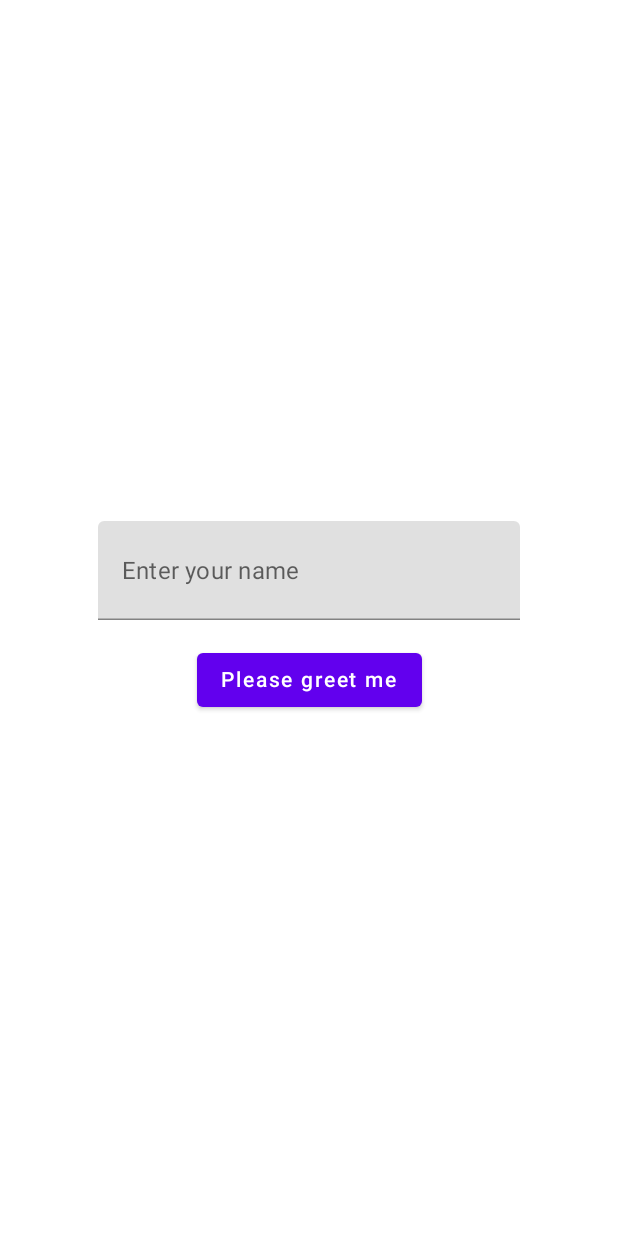
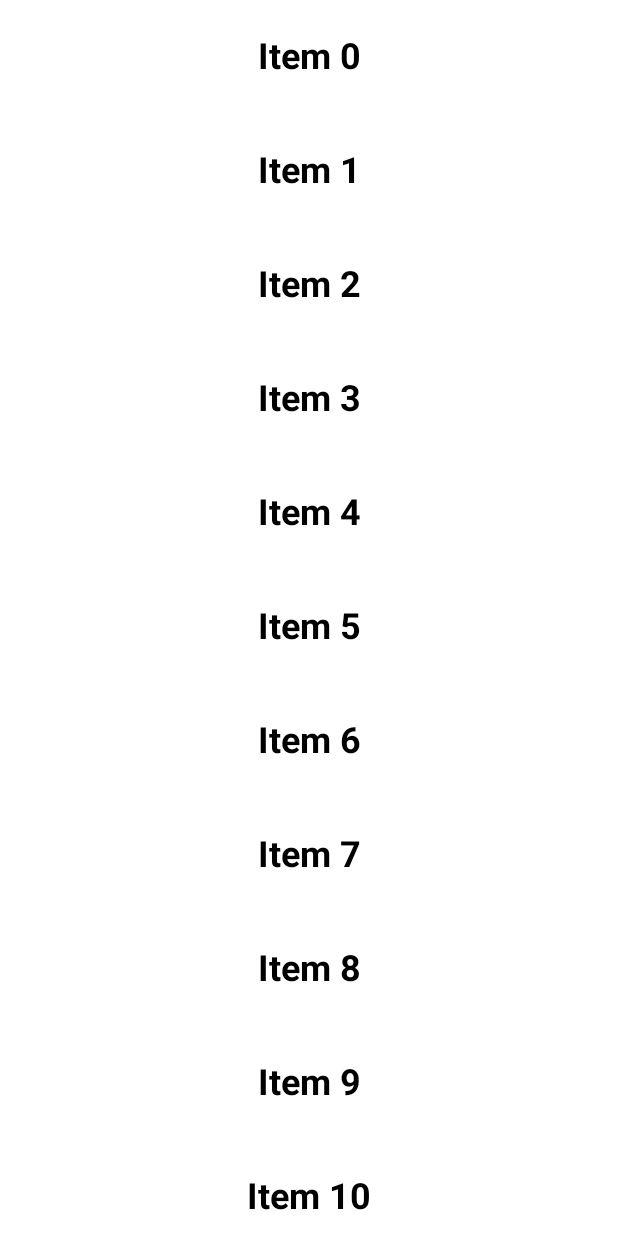
Before and after one commit to Ryosuke-Androiddev/Compose_Practice, an Android app built with Jetpack Compose: the screen it shows after launch (MainActivity), on a phone screen of 412 x 824 dp. Run offline under Robolectric (Android 15) with nearby library versions, the phone set to English and light mode, and no system bars.

Commit message:
studied recyclerview

```diff
--- a/app/build.gradle
+++ b/app/build.gradle
@@ -69,4 +69,6 @@ dependencies {
     implementation "androidx.compose.ui:ui-tooling-preview:1.1.0-alpha01"
     implementation "androidx.compose.material:material-icons-extended:$compose_version"
 
+    implementation "androidx.constraintlayout:constraintlayout-compose:1.0.0-alpha05"
+
 }
--- a/app/src/main/java/com/example/compose_practice/MainActivity.kt
+++ b/app/src/main/java/com/example/compose_practice/MainActivity.kt
@@ -7,6 +7,7 @@ import androidx.compose.foundation.Image
 import androidx.compose.foundation.background
 import androidx.compose.foundation.border
 import androidx.compose.foundation.layout.*
+import androidx.compose.foundation.lazy.LazyColumn
 import androidx.compose.foundation.shape.RoundedCornerShape
 import androidx.compose.material.*
 import androidx.compose.runtime.Composable
@@ -20,6 +21,8 @@ import androidx.compose.ui.graphics.painter.Painter
 import androidx.compose.ui.layout.ContentScale
 import androidx.compose.ui.res.painterResource
 import androidx.compose.ui.text.TextStyle
+import androidx.compose.ui.text.font.FontWeight
+import androidx.compose.ui.text.style.TextAlign
 import androidx.compose.ui.tooling.preview.Preview
 import androidx.compose.ui.unit.dp
 import androidx.compose.ui.unit.sp
@@ -30,43 +33,18 @@ class MainActivity : ComponentActivity() {
     override fun onCreate(savedInstanceState: Bundle?) {
         super.onCreate(savedInstanceState)
         setContent {
-            val scaffoldState = rememberScaffoldState()
-            var textFieldState by remember{
-                mutableStateOf("")
-            }// MutableState<String> -> String型に変換されるらしい
-            val scope = rememberCoroutineScope()
+            LazyColumn{
 
-            Scaffold(
-                modifier = Modifier.fillMaxSize(),
-                scaffoldState = scaffoldState
-            ) {
-
-                Column(
-                    horizontalAlignment = Alignment.CenterHorizontally,
-                    verticalArrangement = Arrangement.Center,
-                    modifier = Modifier
-                        .fillMaxSize()
-                        .padding(horizontal = 30.dp)
-                ) {
-                    TextField(
-                        value = textFieldState,
-                        label = {
-                          Text(text = "Enter your name")
-                        },
-                        onValueChange = {
-                            textFieldState = it
-                        },
-                        singleLine = true,
-                        modifier =  Modifier.fillMaxWidth(0.8f).fillMaxHeight(0.08f)
+                items(5000){
+                    Text(
+                        text = "Item $it",
+                        fontSize = 24.sp,
+                        fontWeight = FontWeight.Bold,
+                        textAlign = TextAlign.Center,
+                        modifier = Modifier
+                            .fillMaxWidth()
+                            .padding(vertical = 24.dp)
                     )
-                    Spacer(modifier = Modifier.height(16.dp))
-                    Button(onClick = {
-                        scope.launch {
-                            scaffoldState.snackbarHostState.showSnackbar("Hello $textFieldState")
-                        }
-                    }) {
-                        Text(text = "Please greet me")
-                    }
                 }
             }
         }
```
